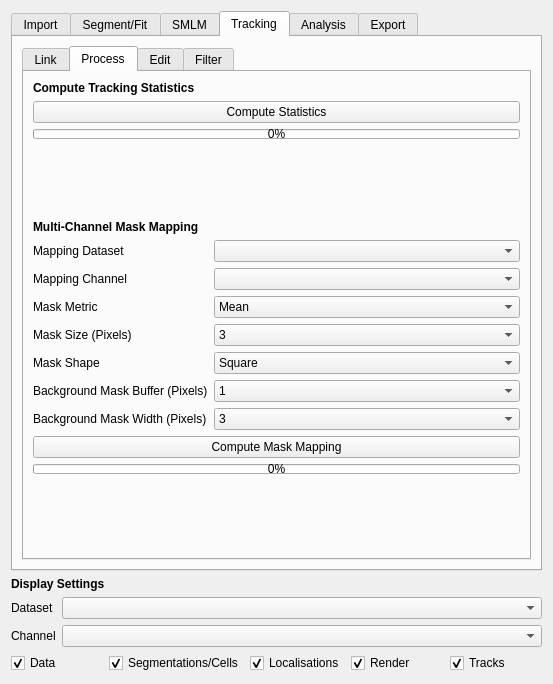
Old version of the form src/moltrack/GUI/widget_ui.ui in the repository piedrro/napari-moltrack.
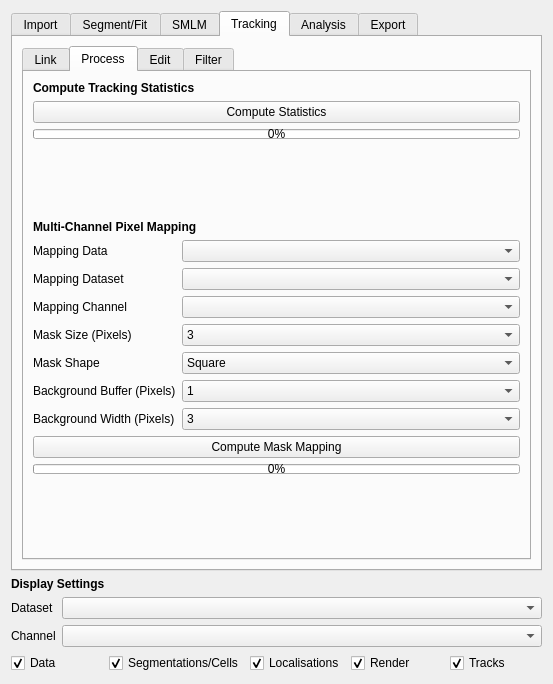
New version of the form. The open tabs and pages were chosen to show the change.

Diff of the .ui file:
```diff
--- a/src/moltrack/GUI/widget_ui.ui
+++ b/src/moltrack/GUI/widget_ui.ui
@@ -2456,31 +2456,31 @@
               </font>
              </property>
              <property name="text">
-              <string>Multi-Channel Mask Mapping</string>
+              <string>Multi-Channel Pixel Mapping</string>
              </property>
             </widget>
            </item>
            <item>
             <layout class="QFormLayout" name="formLayout_10">
-             <item row="0" column="0">
+             <item row="1" column="0">
               <widget class="QLabel" name="label_59">
                <property name="text">
                 <string>Mapping Dataset</string>
                </property>
               </widget>
              </item>
-             <item row="0" column="1">
-              <widget class="QComboBox" name="trackmap_dataset"/>
+             <item row="1" column="1">
+              <widget class="QComboBox" name="pixmap_dataset"/>
              </item>
-             <item row="1" column="0">
+             <item row="2" column="0">
               <widget class="QLabel" name="label_57">
                <property name="text">
                 <string>Mapping Channel</string>
                </property>
               </widget>
              </item>
-             <item row="1" column="1">
-              <widget class="QComboBox" name="trackmap_channel"/>
+             <item row="2" column="1">
+              <widget class="QComboBox" name="pixmap_channel"/>
              </item>
              <item row="3" column="0">
               <widget class="QLabel" name="label_58">
@@ -2560,7 +2560,7 @@
              <item row="5" column="0">
               <widget class="QLabel" name="label_61">
                <property name="text">
-                <string>Background Mask Buffer (Pixels)</string>
+                <string>Background Buffer (Pixels)</string>
                </property>
               </widget>
              </item>
@@ -2604,7 +2604,7 @@
              <item row="6" column="0">
               <widget class="QLabel" name="label_62">
                <property name="text">
-                <string>Background Mask Width (Pixels)</string>
+                <string>Background Width (Pixels)</string>
                </property>
               </widget>
              </item>
@@ -2640,36 +2640,15 @@
                </item>
               </widget>
              </item>
-             <item row="2" column="0">
+             <item row="0" column="0">
               <widget class="QLabel" name="label_63">
                <property name="text">
-                <string>Mask Metric</string>
+                <string>Mapping Data</string>
                </property>
               </widget>
              </item>
-             <item row="2" column="1">
-              <widget class="QComboBox" name="trackmap_metric">
-               <item>
-                <property name="text">
-                 <string>Mean</string>
-                </property>
-               </item>
-               <item>
-                <property name="text">
-                 <string>Max</string>
-                </property>
-               </item>
-               <item>
-                <property name="text">
-                 <string>Sum</string>
-                </property>
-               </item>
-               <item>
-                <property name="text">
-                 <string>Standard Deviation</string>
-                </property>
-               </item>
-              </widget>
+             <item row="0" column="1">
+              <widget class="QComboBox" name="pixmap_data"/>
              </item>
             </layout>
            </item>
```
Left out of the diff: 33 changed lines with no effect on the pictures.
